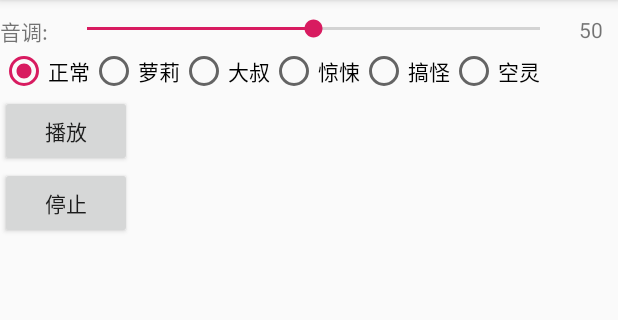
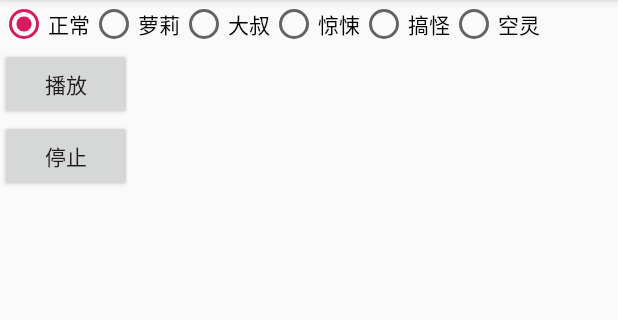
Before and after one commit to yangjinze/FMODSample, an Android app: the screen it shows after launch (MainActivity), after a tap on "播放", on a phone screen of 412 x 824 dp, the part 84-404 px from its top. Run offline under Robolectric (Android 15) with nearby library versions, the phone set to English and light mode, and no system bars; 4 statements that could not run were skipped.

Commit message:
完善代码

```diff
--- a/app/src/main/java/com/yjz/ndk/fmodsample/FMODTools.java
+++ b/app/src/main/java/com/yjz/ndk/fmodsample/FMODTools.java
@@ -7,13 +7,16 @@ package com.yjz.ndk.fmodsample;
  */
 public class FMODTools {
 
-    public static native void play(String filePath, int mode);
 
+    public static native void play(String filePath, int mode, PlayListener playListener);
     public static native void release();
     static {
         System.loadLibrary("fmodtools");
-
         System.loadLibrary("fmod");
         System.loadLibrary("fmodL");
     }
+
+    public interface PlayListener {
+        void complete();
+    }
 }
--- a/app/src/main/java/com/yjz/ndk/fmodsample/MainActivity.java
+++ b/app/src/main/java/com/yjz/ndk/fmodsample/MainActivity.java
@@ -1,48 +1,25 @@
 package com.yjz.ndk.fmodsample;
 
+import android.content.res.AssetManager;
 import android.os.Environment;
 import android.support.v7.app.AppCompatActivity;
 import android.os.Bundle;
 import android.util.Log;
 import android.view.View;
 import android.widget.RadioGroup;
-import android.widget.SeekBar;
-import android.widget.TextView;
-
 import java.io.File;
-
+import java.io.FileOutputStream;
+import java.io.InputStream;
+//参考https://github.com/huannan/VoiceChange
 public class MainActivity extends AppCompatActivity {
 
     private final String TAG = "yyMainActivity";
-    private SeekBar seekBarPitch;
-    private TextView tvPitch;
     private RadioGroup rgModel;
     @Override
     protected void onCreate(Bundle savedInstanceState) {
         super.onCreate(savedInstanceState);
         setContentView(R.layout.activity_main);
-        tvPitch = findViewById(R.id.tv_pitch);
-        seekBarPitch = findViewById(R.id.seekBar_pitch);
         rgModel = findViewById(R.id.rg_model);
-
-
-        seekBarPitch.setOnSeekBarChangeListener(new SeekBar.OnSeekBarChangeListener() {
-            @Override
-            public void onProgressChanged(SeekBar seekBar, int progress, boolean fromUser) {
-                Log.d(TAG, "onProgressChanged " + progress);
-                tvPitch.setText(progress);
-            }
-
-            @Override
-            public void onStartTrackingTouch(SeekBar seekBar) {
-                Log.d(TAG, "onStartTrackingTouch ");
-            }
-
-            @Override
-            public void onStopTrackingTouch(SeekBar seekBar) {
-                Log.d(TAG, "onStopTrackingTouch ");
-            }
-        });
     }
 
     private int getPlayModel() {
@@ -59,8 +36,15 @@ public class MainActivity extends AppCompatActivity {
         new Thread(new Runnable() {
             @Override
             public void run() {
-                String path = Environment.getExternalStorageDirectory().getPath()+ File.separator+"wave.mp3";
-                FMODTools.play(path, getPlayModel());
+                saveMp3ToSdcard();
+                String path = Environment.getExternalStorageDirectory().getPath()+ File.separator+"helloWorld.mp3";
+                FMODTools.play(path, getPlayModel(), new FMODTools.PlayListener() {
+                    @Override
+                    public void complete() {
+                        Log.d(TAG, "播放结束 ");
+                        FMODTools.release();
+                    }
+                });
             }
         }).start();
     }
@@ -68,4 +52,27 @@ public class MainActivity extends AppCompatActivity {
     public void stop(View view) {
         FMODTools.release();
     }
+
+
+    private void saveMp3ToSdcard() {
+        try {
+            File mp3 = new File(Environment.getExternalStorageDirectory().getPath()+ File.separator+"helloWorld.mp3");
+            if (!mp3.exists()) {
+                Log.d(TAG,"释放mp3文件");
+                AssetManager assetManager = getAssets();
+                InputStream inputStream = assetManager.open("helloWorld.mp3");
+                FileOutputStream fileOutputStream = new FileOutputStream(mp3);
+                byte[] buffer = new byte[1024];
+                int byteCount;
+                while ((byteCount = inputStream.read(buffer)) != -1) {
+                    fileOutputStream.write(buffer, 0, byteCount);
+                }
+                fileOutputStream.flush();
+                inputStream.close();
+                fileOutputStream.close();
+            }
+        } catch (Exception e) {
+            e.printStackTrace();
+        }
+    }
 }
--- a/app/src/main/res/layout/activity_main.xml
+++ b/app/src/main/res/layout/activity_main.xml
@@ -6,34 +6,6 @@
     android:layout_height="match_parent"
     android:orientation="vertical"
     tools:context=".MainActivity">
-
-    <RelativeLayout
-        android:layout_width="match_parent"
-        android:layout_height="wrap_content"
-        android:layout_marginTop="10dp">
-        <TextView
-            android:id="@+id/tv_pitch_title"
-            android:layout_width="wrap_content"
-            android:layout_height="wrap_content"
-            android:text="音调:"/>
-        <SeekBar
-            android:id="@+id/seekBar_pitch"
-            android:layout_marginLeft="10dp"
-            android:layout_toRightOf="@id/tv_pitch_title"
-            android:layout_toLeftOf="@id/tv_pitch"
-            android:layout_width="match_parent"
-            android:layout_height="wrap_content"
-            android:max="100"
-            android:progress="50"/>
-        <TextView
-            android:id="@+id/tv_pitch"
-            android:layout_alignParentRight="true"
-            android:layout_marginRight="10dp"
-            android:layout_marginLeft="10dp"
-            android:layout_width="wrap_content"
-            android:layout_height="wrap_content"
-            android:text="50"/>
-    </RelativeLayout>
 
     <RadioGroup
         android:id="@+id/rg_model"
```
Also changed, not shown: 2 other files.
